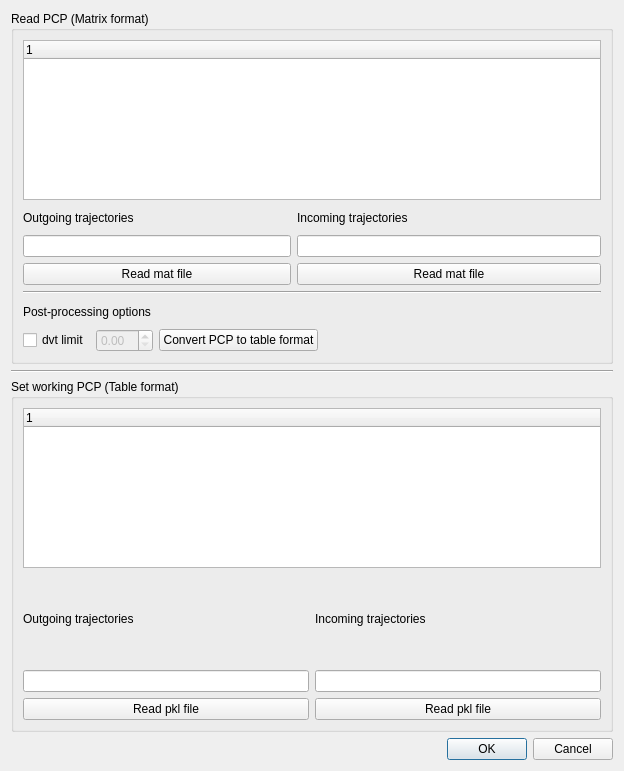
The window that src/sonet_pcp_manager.ui (jorialand/sonet_tfm_horia) describes before a commit, drawn with Qt 5.
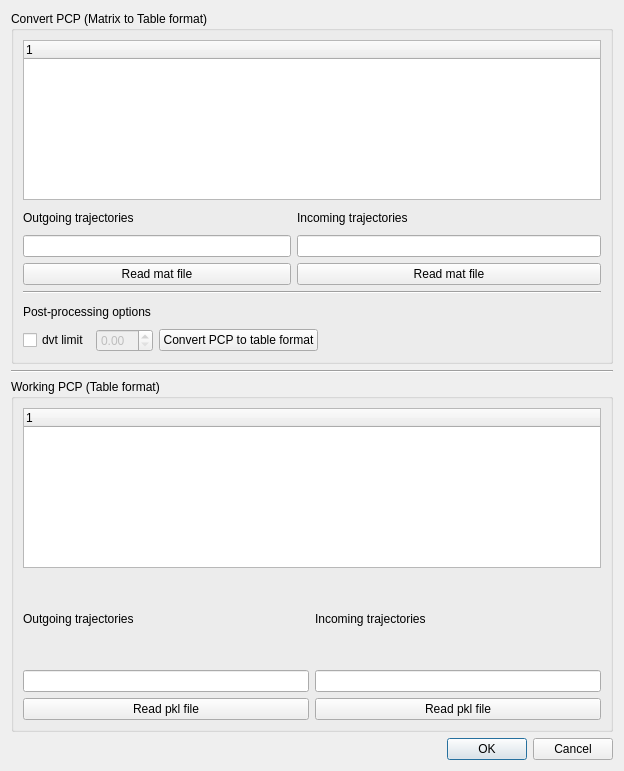
The same window after the commit.

Commit message: [#43] The user can set a working pkl file for outgoing/incoming trajectories.

The edit to the form file:
```diff
--- a/src/sonet_pcp_manager.ui
+++ b/src/sonet_pcp_manager.ui
@@ -47,7 +47,7 @@
       </sizepolicy>
      </property>
      <property name="title">
-      <string>Set working PCP (Table format)</string>
+      <string>Working PCP (Table format)</string>
      </property>
      <layout class="QGridLayout" name="gridLayout_3">
       <item row="2" column="1">
@@ -146,7 +146,7 @@
       </sizepolicy>
      </property>
      <property name="title">
-      <string>Read PCP (Matrix format)</string>
+      <string>Convert PCP (Matrix to Table format)</string>
      </property>
      <layout class="QGridLayout" name="gridLayout_4">
       <item row="2" column="0" colspan="2">
```
The commit also changes 2 other files.
